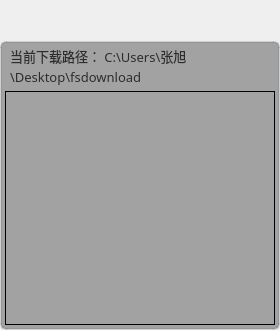
Qt form downloadwidget.ui (HuaGouFdog/Fdog-Kit) before a commit.
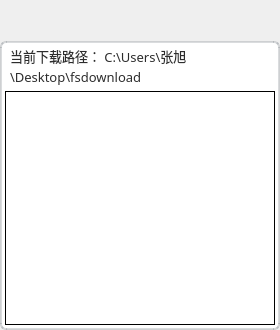
The same form after that commit. Icons and pictures are not drawn.

The edit to the form file:
```diff
--- a/downloadwidget.ui
+++ b/downloadwidget.ui
@@ -129,7 +129,7 @@
     <widget class="QWidget" name="widget_body" native="true">
      <property name="styleSheet">
       <string notr="true">#widget_body{
-background-color: rgb(162, 162, 162);
+background-color: rgb(255, 255, 255);
 /*padding:5px;*/
 border-radius:6px;
 border:2px solid rgb(108, 117, 125, 65); 
@@ -350,7 +350,7 @@
              </size>
             </property>
             <property name="styleSheet">
-             <string notr="true">background-color: rgba(255, 255, 255, 0);</string>
+             <string notr="true">background-color: rgb(255, 255, 255);</string>
             </property>
             <layout class="QVBoxLayout" name="verticalLayout_4">
              <property name="spacing">
```
